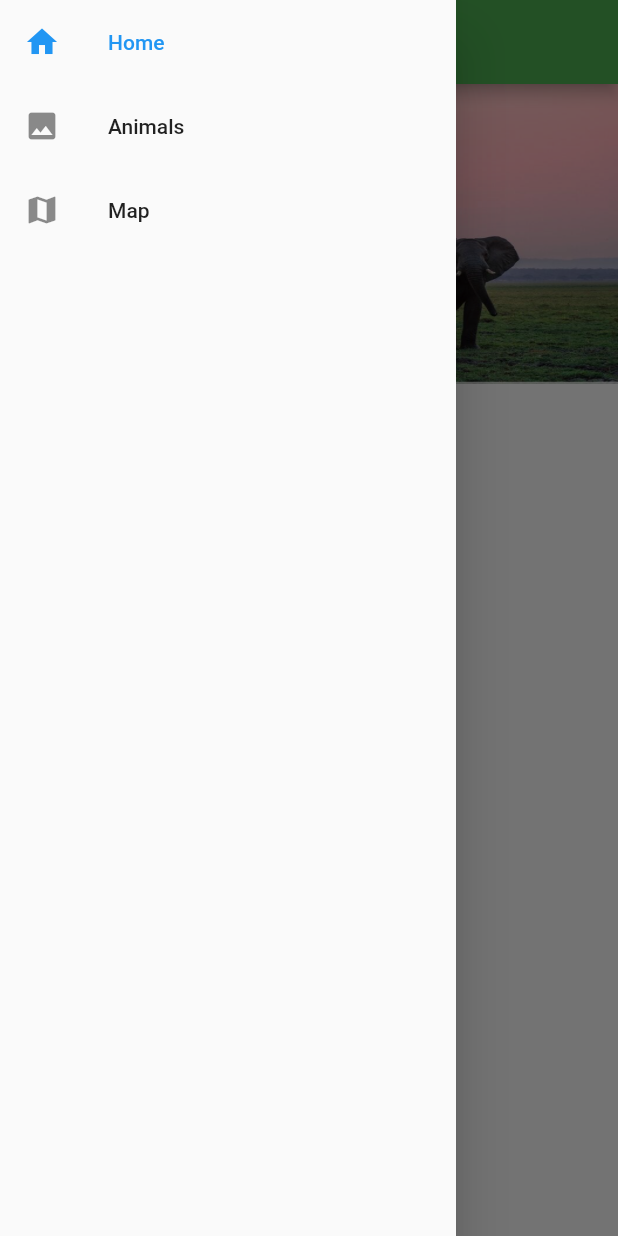
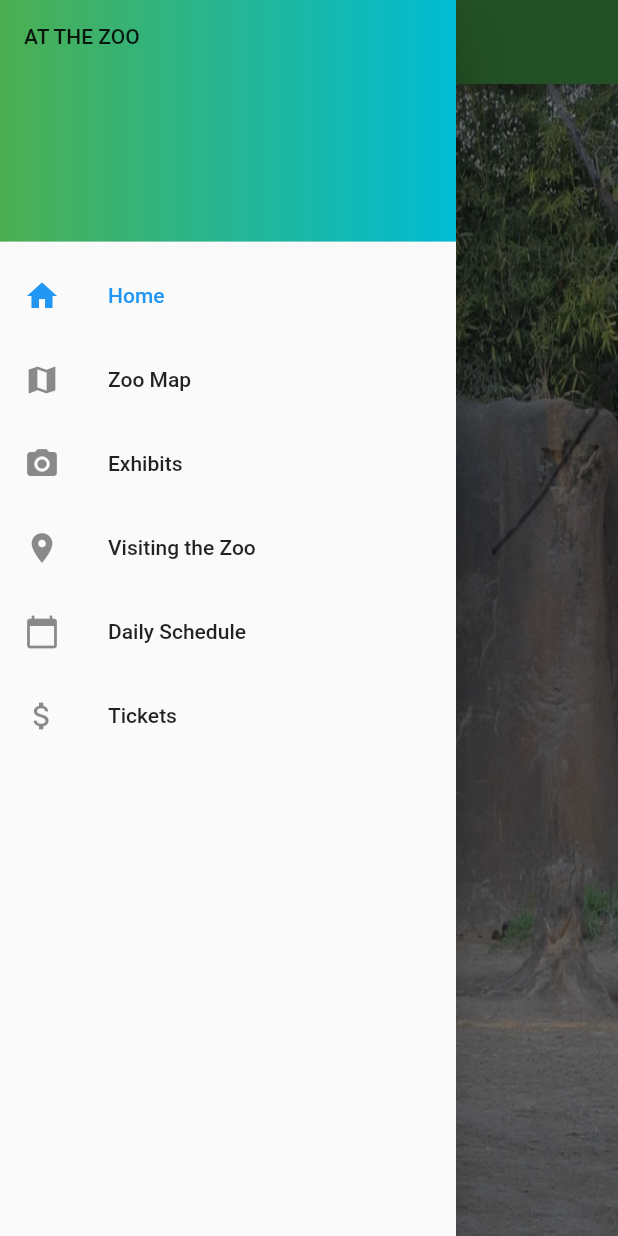
Before and after one commit to Drilbur-CST126/Zoo-App, a Flutter app: the screen it shows after launch, with the side drawer open, on a phone screen of 412 x 824 dp. Run offline on Flutter 3.47's test engine with Material 2 defaults, Android fonts, the phone set to English and light mode, and no system bars; drawn by our look-alikes of carousel_pro; our stand-ins replace carousel_slider, test_api.

Commit message:
fixes main page and fixes drawer padding

```diff
--- a/lib/main.dart
+++ b/lib/main.dart
@@ -1,4 +1,5 @@
 import 'package:flutter/material.dart';
+import 'package:flutter/painting.dart';
 import 'package:zoo_app/Clicker.dart';
 import 'package:zoo_app/DrawerItem.dart';
 import 'package:zoo_app/MissingPage.dart';
@@ -107,8 +108,12 @@ class MyHomePage extends StatefulWidget {
   MyHomePage({Key key, this.scaffoldKey, this.title, @required this.controller}) : super(key: key);
   final drawerItems = [
     new DrawerItem("Home", Icons.home),
-    new DrawerItem("Animals", Icons.image),
-    new DrawerItem("Map", Icons.map),
+    new DrawerItem("Zoo Map", Icons.map),
+    new DrawerItem("Exhibits", Icons.camera_alt),
+    new DrawerItem("Visiting the Zoo", Icons.location_on),
+    new DrawerItem("Daily Schedule", Icons.calendar_today),
+    new DrawerItem("Tickets", Icons.attach_money),
+
   ];
 
   final String title;
@@ -118,6 +123,7 @@ class MyHomePage extends StatefulWidget {
   @override
   _MyHomePageState createState() => _MyHomePageState();
 }
+
 
 class _MyHomePageState extends State<MyHomePage> {
 
@@ -147,15 +153,17 @@ class _MyHomePageState extends State<MyHomePage> {
   @override
   Widget build(BuildContext context) {
     Widget image_slider_carousel = Container(
-      height: 200,
+      height: 800,
       child: Carousel(
         boxFit: BoxFit.fill,
         images: [
-          AssetImage('assets/elephants.jpg'),
-          AssetImage('assets/otter.jpg'),
-          AssetImage('assets/tiger3.jpg'),
-          AssetImage('assets/bears.jpg')
+          AssetImage('assets/elephant.jpg'),
+          AssetImage('assets/otter2.jpg'),
+          AssetImage('assets/tiger1.jpg'),
+          AssetImage('assets/bear.jpg')
         ],
+        animationCurve: Curves.fastOutSlowIn,
+        animationDuration: Duration(milliseconds: 2000),
         autoplay: true,
         indicatorBgPadding: 0.25,
         dotSize: .5,
@@ -180,19 +188,38 @@ class _MyHomePageState extends State<MyHomePage> {
       appBar: AppBar(
         backgroundColor: Colors.green,
         title: Text('Oregon Zoo App'),
+          flexibleSpace: Container(
+          ),
       ),
       body: ListView(
         children: <Widget>[
           image_slider_carousel
         ],
       ),
+//      drawer: new Drawer(
+//          child: new Column(
+//            children: <Widget>[
+//              new Column(children: drawerOptions),
+//              new Container(
+//
+//              )
+//            ],
+//          )
+//      ),
       drawer: new Drawer(
-          child: new Column(
+          child: new ListView(
             children: <Widget>[
-              new Column(children: drawerOptions)
+              new DrawerHeader(
+                child: new Text("AT THE ZOO"),
+               decoration: new BoxDecoration(
+                      color: Colors.lightGreenAccent,
+                      gradient: new LinearGradient(colors: [Colors.green, Colors.cyan])
+                ),
+              ),
+              new Column(children: drawerOptions),
             ],
           )
-      ),
+    ),
     );
   }
 
```
Also changed, not shown: pubspec.yaml (+4 -4 lines), assets/bear.jpg (added), assets/elephant.jpg (added), assets/otter2.jpg (added), assets/tiger1.jpg (added), 1 other file.
